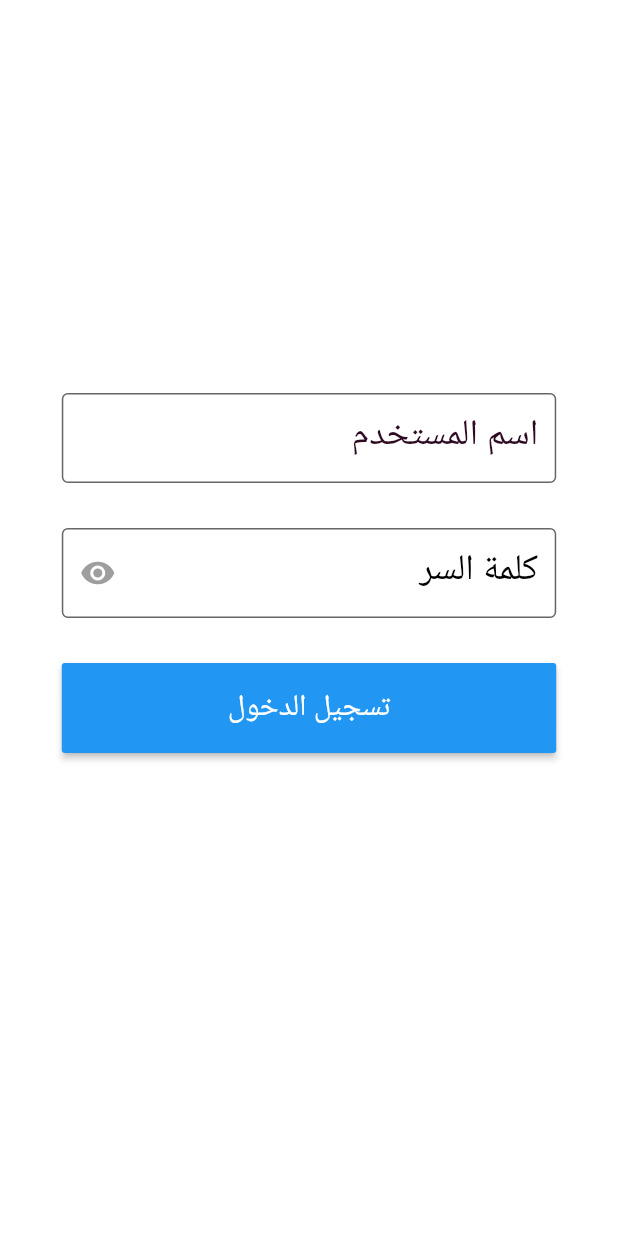
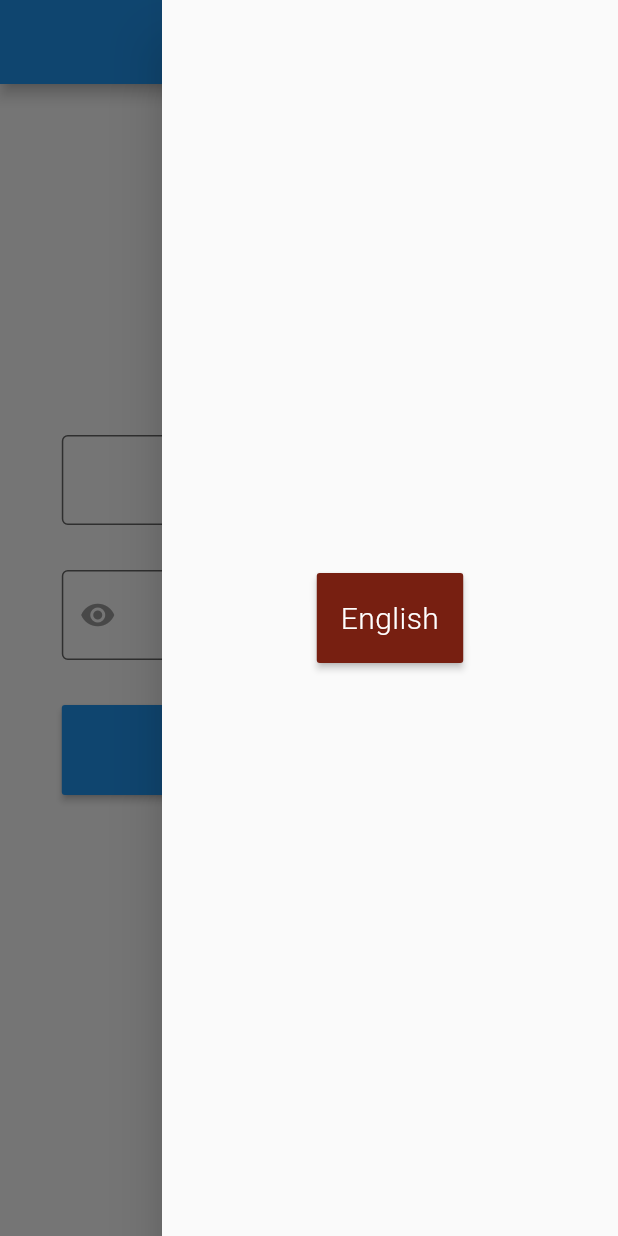
Before and after one commit to MostafaKhalile/Internationalization-Flutter-app-RTL-languages, a Flutter app: the screen it shows after launch, with the side drawer open (before the commit the screen has no drawer), on a phone screen of 412 x 824 dp. Run offline on Flutter 3.47's test engine with Material 2 defaults, Android fonts, the phone set to English and light mode, and no system bars.

```diff
--- /dev/null
+++ b/lib/Models/ScopeModelWrapper.dart
@@ -0,0 +1,25 @@
+import 'package:flutter/material.dart';
+import 'package:localization_start_kit/main.dart';
+import 'package:scoped_model/scoped_model.dart';
+
+class ScopeModelWrapper extends StatelessWidget {
+  @override
+  Widget build(BuildContext context) {
+    return ScopedModel<AppModel>(model: AppModel(), child: MyApp());
+  }
+}
+
+class AppModel extends Model {
+  Locale _appLocale = Locale('ar');
+  Locale get appLocal => _appLocale;
+
+  void changeDirection() {
+    print('Scoped Model has been Invoked');
+    if (_appLocale == Locale("ar")) {
+      _appLocale = Locale("en");
+    } else {
+      _appLocale = Locale("ar");
+    }
+    notifyListeners();
+  }
+}
--- a/lib/main.dart
+++ b/lib/main.dart
@@ -1,16 +1,21 @@
 import 'package:flutter/material.dart';
 import 'package:flutter_localizations/flutter_localizations.dart';
+import 'package:localization_start_kit/Models/ScopeModelWrapper.dart';
+import 'package:scoped_model/scoped_model.dart';
 import './pages/auth.dart';
 import './utils/app_Localization.dart';
 import './utils/app_LocalizationDeledate.dart';
 
-void main() => runApp(MyApp());
+void main() => runApp(ScopeModelWrapper());
 
 class MyApp extends StatelessWidget {
   // This widget is the root of your application.
+
   @override
   Widget build(BuildContext context) {
-    return MaterialApp(
+    // print('appLanguage is ${model.appLocal}');
+    return ScopedModelDescendant<AppModel>(
+      builder: (context, child, model) => MaterialApp(
             title: 'Flutter Demo',
             onGenerateTitle: (BuildContext context) =>
                 DemoLocalizations.of(context).title['title'],
@@ -23,7 +28,7 @@ class MyApp extends StatelessWidget {
               Locale("en", ""), // OR Locale('ar', 'AE') OR Other RTL locales
               Locale("ar", ""),
             ],
-      locale: Locale('ar'),
+            locale: model.appLocal,
             theme: ThemeData(
               // This is the theme of your application.
               //
@@ -37,6 +42,7 @@ class MyApp extends StatelessWidget {
               primarySwatch: Colors.blue,
             ),
             home: AuthPage(),
+          ),
     );
   }
 }
--- a/lib/pages/auth.dart
+++ b/lib/pages/auth.dart
@@ -1,4 +1,6 @@
 import 'package:flutter/material.dart';
+import 'package:localization_start_kit/Models/ScopeModelWrapper.dart';
+import 'package:scoped_model/scoped_model.dart';
 import '../utils/app_Localization.dart';
 import 'package:flutter/services.dart';
 
@@ -24,8 +26,8 @@ class _AuthPageState extends State<AuthPage> {
               gapPadding: 10.0),
           labelText: DemoLocalizations.of(context).title['userName'],
           labelStyle: const TextStyle(color: Color(0xFF2D0A22), fontSize: 24.0),
-          prefixText: ' ',
-          suffixText: '966+ ',
+          prefixText: '966+  ',
+          suffixText: '',
           suffixStyle: const TextStyle(
             color: Colors.black,
           ),
@@ -51,7 +53,7 @@ class _AuthPageState extends State<AuthPage> {
           border: new OutlineInputBorder(
               borderSide:
                   new BorderSide(color: Theme.of(context).primaryColor)),
-          labelText: 'كلمة السر',
+          labelText: DemoLocalizations.of(context).title['password'],
           labelStyle: const TextStyle(color: Colors.black, fontSize: 24.0),
           prefixIcon: null,
           suffixIcon: const Icon(
@@ -91,6 +93,27 @@ class _AuthPageState extends State<AuthPage> {
     final double targetWidth =
         deviceWidth > 550.0 ? 500.0 : MediaQuery.of(context).size.width * 0.80;
     return Scaffold(
+      appBar: AppBar(),
+      drawer: Drawer(
+        child: Center(
+            child: ScopedModelDescendant<AppModel>(
+                builder: (context, child, model) => MaterialButton(
+                      onPressed: () {
+                        model.changeDirection();
+                      },
+                      height: 60.0,
+                      color: const Color.fromRGBO(119, 31, 17, 1.0),
+                      child: new Text(
+                        DemoLocalizations.of(context).title['language'],
+                        style: new TextStyle(
+                          color: Colors.white,
+                          fontSize: 20.0,
+                          fontWeight: FontWeight.w300,
+                          letterSpacing: 0.3,
+                        ),
+                      ),
+                    ))),
+      ),
       backgroundColor: Colors.white,
       body: SafeArea(
         top: true,
--- a/lib/utils/ar.dart
+++ b/lib/utils/ar.dart
@@ -1,8 +1,10 @@
 class AR {
   static const Map<String, String> arabic = {
+    'language': 'English',
     'title': 'أهلاً بالعالم',
     'login': 'تسجيل الدخول',
     'userName': 'اسم المستخدم',
+    'password': 'كلمة السر',
     'userNameValidation': 'أدخل عنوان بريد أو رقم هاتف بشكل صحيح',
     'passwordValidation': 'يجب عليك إدخال رقم سري لا يقل عن 6 أحرف '
   };
--- a/lib/utils/en.dart
+++ b/lib/utils/en.dart
@@ -1,8 +1,10 @@
 class EN {
   static const Map<String, String> english = {
+    'language': 'العربية',
     'title': 'Hello World',
     'login': 'Login',
     'userName': 'User Name',
+    'password': 'Password',
     'userNameValidation': 'ُEnter a valid E-mail',
     'passwordValidation': 'Password is required and should be 6+ characters'
   };
--- a/pubspec.yaml
+++ b/pubspec.yaml
@@ -21,7 +21,7 @@ dependencies:
     sdk: flutter
   flutter_localizations:
     sdk: flutter
-
+  scoped_model: ^1.0.1
   # The following adds the Cupertino Icons font to your application.
   # Use with the CupertinoIcons class for iOS style icons.
   cupertino_icons: ^0.1.2
```
Also changed, not shown: pubspec.lock. Lines whose indentation alone changed are shown as unchanged.
